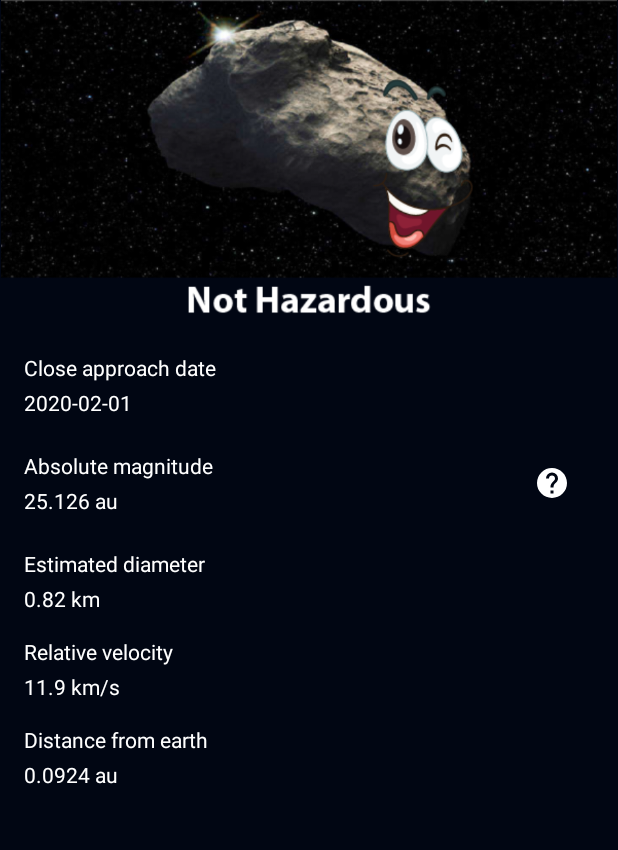
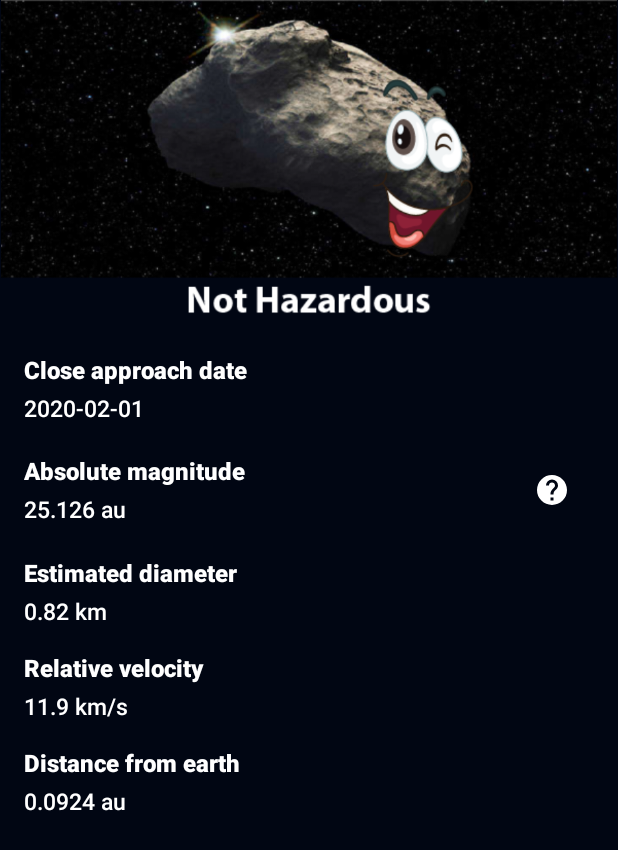
Before and after one commit to Manasask8127/AsteroidRadar, an Android app: the layout fragment_detail.xml on its own in the app's theme, with its tools: preview values and no code run, on a phone screen of 412 x 824 dp. Shown: the top 850 px of the screen. Run offline under Robolectric (Android 15) with nearby library versions, the phone set to English and light mode, and no system bars.

Commit message:
implemented designing for detail screen

```diff
--- a/app/src/main/res/layout/fragment_detail.xml
+++ b/app/src/main/res/layout/fragment_detail.xml
@@ -49,7 +49,8 @@
                         android:layout_width="match_parent"
                         android:layout_height="wrap_content"
                         android:text="@string/close_approach_data_title"
-                        android:textColor="@color/default_text_color" />
+                        android:textColor="@color/default_text_color"
+                        style="@style/asteroidTitle"/>
 
                     <TextView
                         android:id="@+id/close_approach_date"
@@ -58,7 +59,8 @@
                         android:layout_marginTop="4dp"
                         android:text="@{asteroid.closeApproachDate}"
                         android:textColor="@color/default_text_color"
-                        tools:text="2020-02-01" />
+                        tools:text="2020-02-01"
+                        style="@style/asteroidSubTitle"/>
                 </LinearLayout>
 
                 <LinearLayout
@@ -78,7 +80,8 @@
                             android:layout_width="match_parent"
                             android:layout_height="wrap_content"
                             android:text="@string/absolute_magnitude_title"
-                            android:textColor="@color/default_text_color" />
+                            android:textColor="@color/default_text_color"
+                            style="@style/asteroidTitle"/>
 
                         <TextView
                             android:id="@+id/absolute_magnitude"
@@ -87,7 +90,8 @@
                             android:layout_marginTop="4dp"
                             android:textColor="@color/default_text_color"
                             app:astronomicalUnitText="@{asteroid.absoluteMagnitude}"
-                            tools:text="25.126 au" />
+                            tools:text="25.126 au"
+                            style="@style/asteroidSubTitle"/>
                     </LinearLayout>
 
                     <ImageView
@@ -104,7 +108,8 @@
                     android:layout_height="wrap_content"
                     android:layout_marginTop="16dp"
                     android:text="@string/estimated_diameter_title"
-                    android:textColor="@color/default_text_color" />
+                    android:textColor="@color/default_text_color"
+                    style="@style/asteroidTitle"/>
 
                 <TextView
                     android:id="@+id/estimated_diameter"
@@ -113,14 +118,16 @@
                     android:layout_marginTop="4dp"
                     android:textColor="@color/default_text_color"
                     app:kmUnitText="@{asteroid.estimatedDiameter}"
-                    tools:text="0.82 km" />
+                    tools:text="0.82 km"
+                    style="@style/asteroidSubTitle"/>
 
                 <TextView
                     android:layout_width="match_parent"
                     android:layout_height="wrap_content"
                     android:layout_marginTop="16dp"
                     android:text="@string/relative_velocity_title"
-                    android:textColor="@color/default_text_color" />
+                    android:textColor="@color/default_text_color"
+                    style="@style/asteroidTitle"/>
 
                 <TextView
                     android:id="@+id/relative_velocity"
@@ -129,14 +136,16 @@
                     android:layout_marginTop="4dp"
                     android:textColor="@color/default_text_color"
                     app:velocityText="@{asteroid.relativeVelocity}"
-                    tools:text="11.9 km/s" />
+                    tools:text="11.9 km/s"
+                    style="@style/asteroidSubTitle"/>
 
                 <TextView
                     android:layout_width="match_parent"
                     android:layout_height="wrap_content"
                     android:layout_marginTop="16dp"
                     android:text="@string/distance_from_earth_title"
-                    android:textColor="@color/default_text_color" />
+                    android:textColor="@color/default_text_color"
+                    style="@style/asteroidTitle"/>
 
                 <TextView
                     android:id="@+id/distance_from_earth"
@@ -145,7 +154,8 @@
                     android:layout_marginTop="4dp"
                     android:textColor="@color/default_text_color"
                     app:astronomicalUnitText="@{asteroid.distanceFromEarth}"
-                    tools:text="0.0924 au" />
+                    tools:text="0.0924 au"
+                    style="@style/asteroidSubTitle"/>
 
             </LinearLayout>
         </ScrollView>
--- a/app/src/main/res/values/styles.xml
+++ b/app/src/main/res/values/styles.xml
@@ -16,4 +16,16 @@
     </style>
 
 
+    <style name="asteroidTitle" parent="TextAppearance.AppCompat.Title">
+        <item name="android:textStyle">bold</item>
+        <item name="android:textColor">@color/colorOnPrimary</item>
+        <item name="android:textSize">16dp</item>
+    </style>
+
+    <style name="asteroidSubTitle" parent="TextAppearance.AppCompat.Title">
+        <item name="android:textStyle">normal</item>
+        <item name="android:textColor">@color/colorOnPrimary</item>
+        <item name="android:textSize">15dp</item>
+    </style>
+
 </resources>
```
